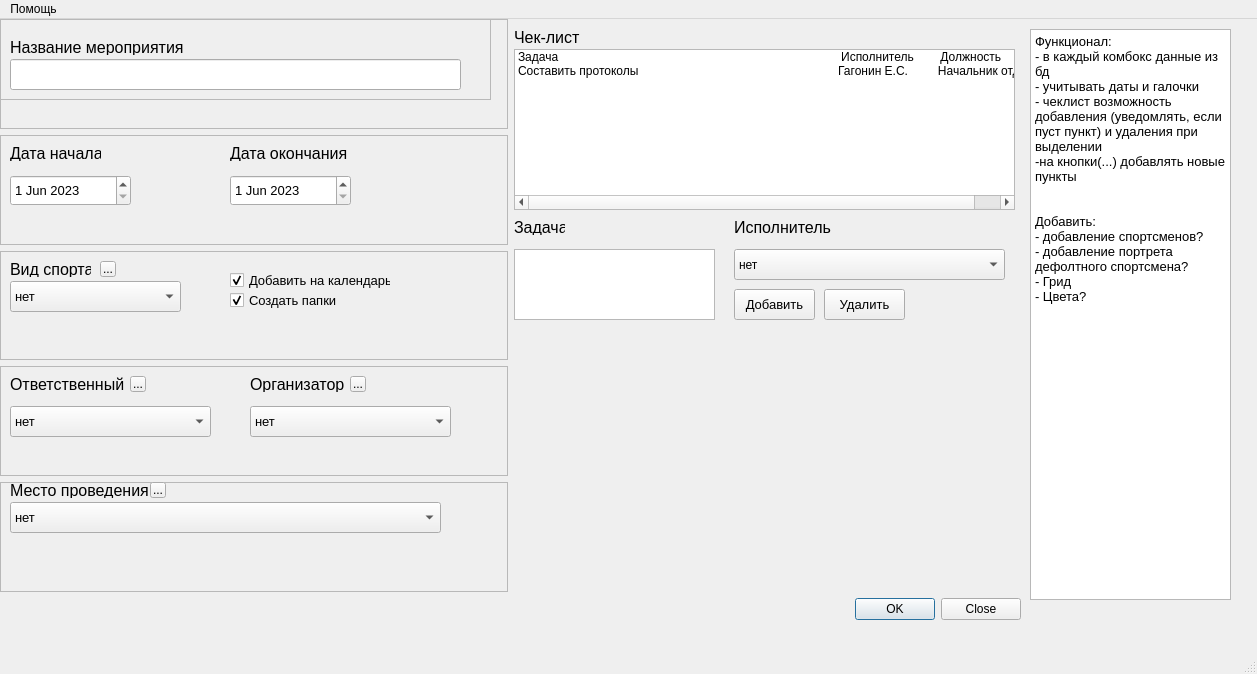
Old version of the form kfkis/interface/event_create.ui in the repository NinjaCaratist/KFKIS.
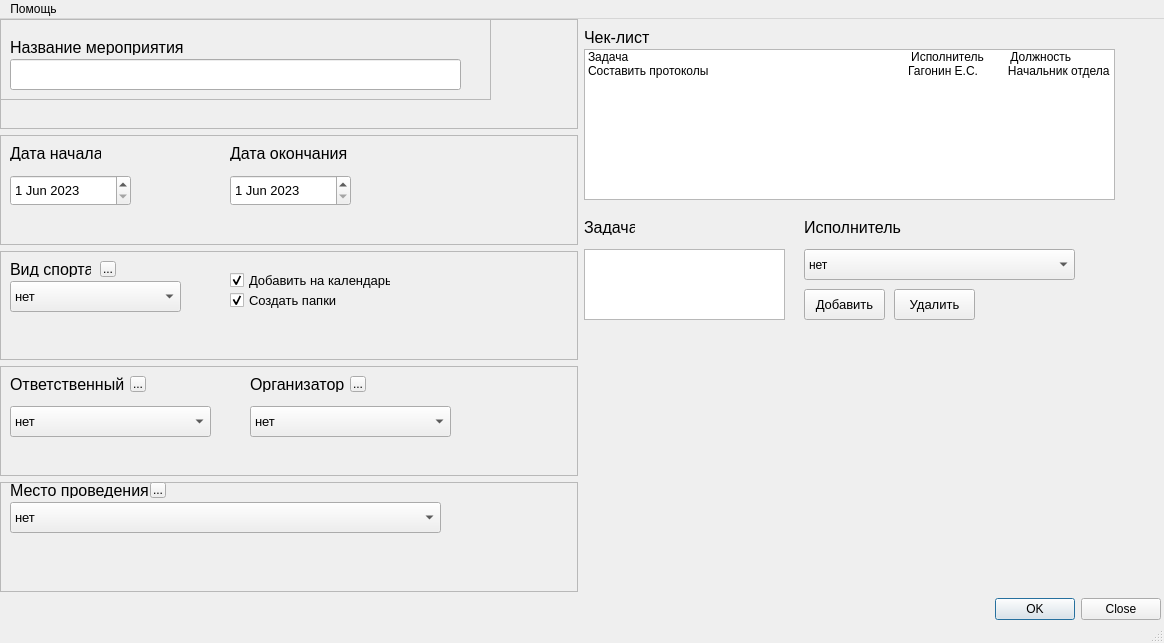
New version of the form.

What changed in the file:
```diff
--- a/kfkis/interface/event_create.ui
+++ b/kfkis/interface/event_create.ui
@@ -6,8 +6,8 @@
    <rect>
     <x>0</x>
     <y>0</y>
-    <width>1257</width>
-    <height>674</height>
+    <width>1164</width>
+    <height>643</height>
    </rect>
   </property>
   <property name="windowTitle">
@@ -19,7 +19,7 @@
      <rect>
       <x>0</x>
       <y>0</y>
-      <width>1021</width>
+      <width>1161</width>
       <height>601</height>
      </rect>
     </property>
@@ -498,8 +498,8 @@
              <rect>
               <x>0</x>
               <y>30</y>
-              <width>501</width>
-              <height>161</height>
+              <width>531</width>
+              <height>151</height>
              </rect>
             </property>
             <item>
@@ -666,42 +666,13 @@
      </item>
     </layout>
    </widget>
-   <widget class="QPlainTextEdit" name="TaskPlainTextEdit_2">
-    <property name="geometry">
-     <rect>
-      <x>1030</x>
-      <y>10</y>
-      <width>201</width>
-      <height>571</height>
-     </rect>
-    </property>
-    <property name="font">
-     <font>
-      <pointsize>10</pointsize>
-     </font>
-    </property>
-    <property name="plainText">
-     <string>Функционал:
-- в каждый комбокс данные из бд
-- учитывать даты и галочки
-- чеклист возможность добавления (уведомлять, если пуст пункт) и удаления при выделении
--на кнопки(...) добавлять новые пункты
-
-
-Добавить:
-- добавление спортсменов?
-- добавление портрета дефолтного спортсмена?
-- Грид
-- Цвета?</string>
-    </property>
-   </widget>
   </widget>
   <widget class="QMenuBar" name="menubar">
    <property name="geometry">
     <rect>
      <x>0</x>
      <y>0</y>
-     <width>1257</width>
+     <width>1164</width>
      <height>22</height>
     </rect>
    </property>
```
